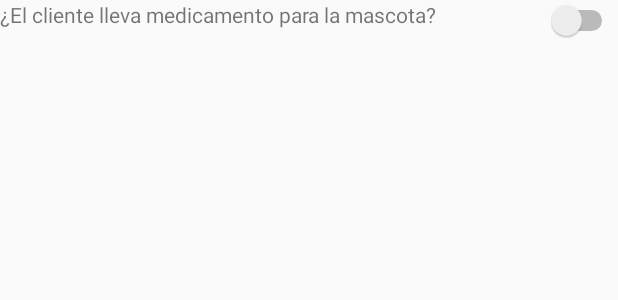
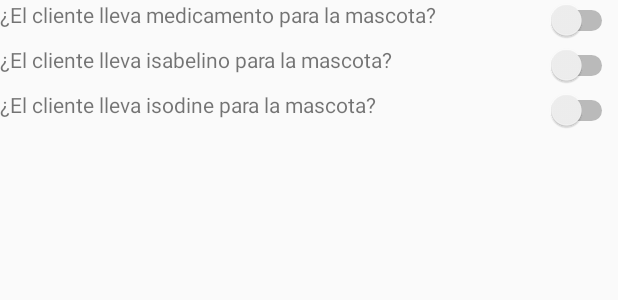
Before and after one commit to knnthr89/ADLA-master-last, an Android app: the layout compramedicamentoalert_main.xml on its own in the app's theme, with its tools: preview values and no code run, on a phone screen of 412 x 824 dp. Shown: the top 300 px of the screen. Run offline under Robolectric (Android 15) with nearby library versions, the phone set to English and light mode, and no system bars.

Commit message:
New changes in the cirugia alert dialog for change the sex of the pet, and add new layout for the same alert dialog

```diff
--- a/app/src/main/res/layout/compramedicamentoalert_main.xml
+++ b/app/src/main/res/layout/compramedicamentoalert_main.xml
@@ -20,6 +20,49 @@
             android:layout_width="match_parent"
             android:layout_height="wrap_content"
             android:layout_gravity="right"/>
+
+    </LinearLayout>
+
+    <LinearLayout
+        android:layout_width="fill_parent"
+        android:layout_height="fill_parent"
+        android:orientation="horizontal"
+        android:layout_marginTop="30dp">
+
+
+        <TextView
+            android:id="@+id/pregunta_isabelino"
+            android:layout_width="wrap_content"
+            android:layout_height="wrap_content"
+            android:text="@string/title_compraisabelino" />
+
+        <Switch
+            android:id="@+id/isabelino_switch"
+            android:layout_width="match_parent"
+            android:layout_height="wrap_content"
+            android:layout_gravity="right"/>
+
+    </LinearLayout>
+
+    <LinearLayout
+        android:layout_width="fill_parent"
+        android:layout_height="fill_parent"
+        android:orientation="horizontal"
+        android:layout_marginTop="60dp">
+
+
+        <TextView
+            android:id="@+id/pregunta_isodine"
+            android:layout_width="wrap_content"
+            android:layout_height="wrap_content"
+            android:text="@string/title_compraisodine" />
+
+        <Switch
+            android:id="@+id/isodine_switch"
+            android:layout_width="match_parent"
+            android:layout_height="wrap_content"
+            android:layout_gravity="right"/>
+
     </LinearLayout>
 
 </android.support.constraint.ConstraintLayout>
--- a/app/src/main/res/values/strings.xml
+++ b/app/src/main/res/values/strings.xml
@@ -157,4 +157,6 @@
     <string name="title_comentario">Comentario</string>
 
     <string name="title_compramedicamento">¿El cliente lleva medicamento para la mascota?</string>
+    <string name="title_compraisabelino">¿El cliente lleva isabelino para la mascota?</string>
+    <string name="title_compraisodine">¿El cliente lleva isodine para la mascota?</string>
 </resources>
```
Also changed, not shown: app/src/main/java/com/example/dev/saludmock/activities/ContentPanelActivity.java (+118 -27 lines), app/src/main/res/layout/registroalert_main.xml (+13 -0 lines).
